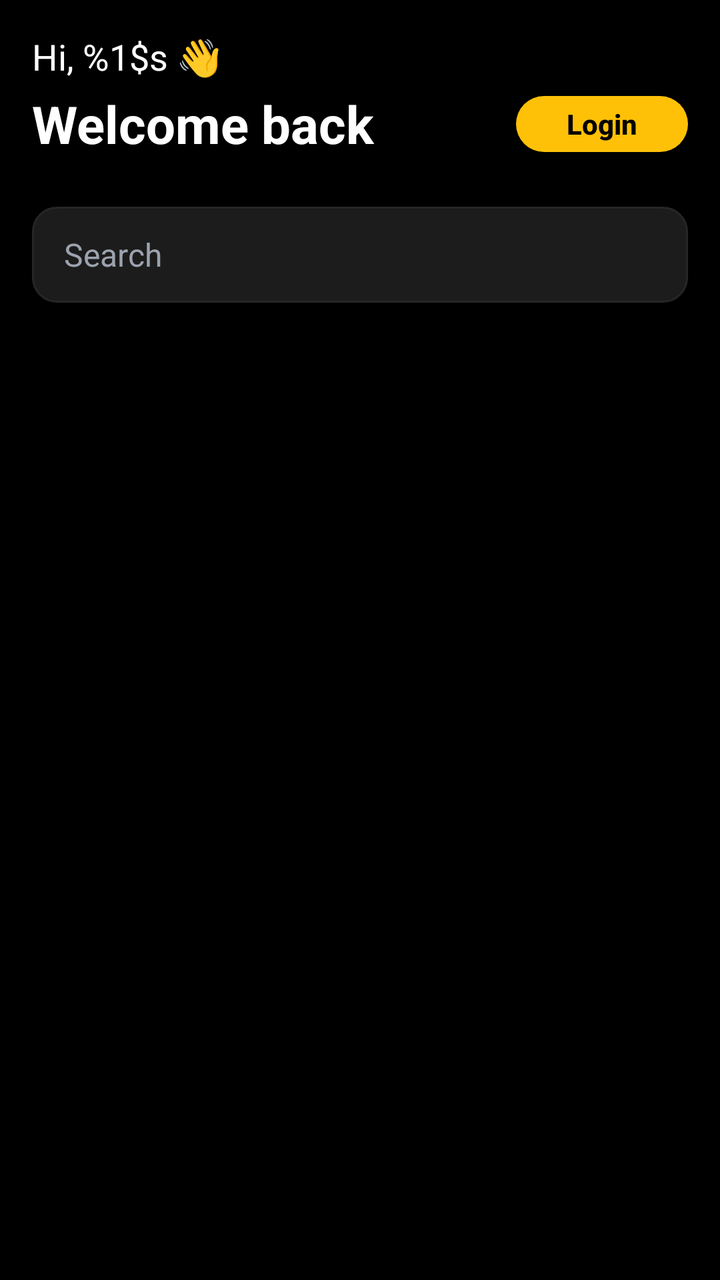
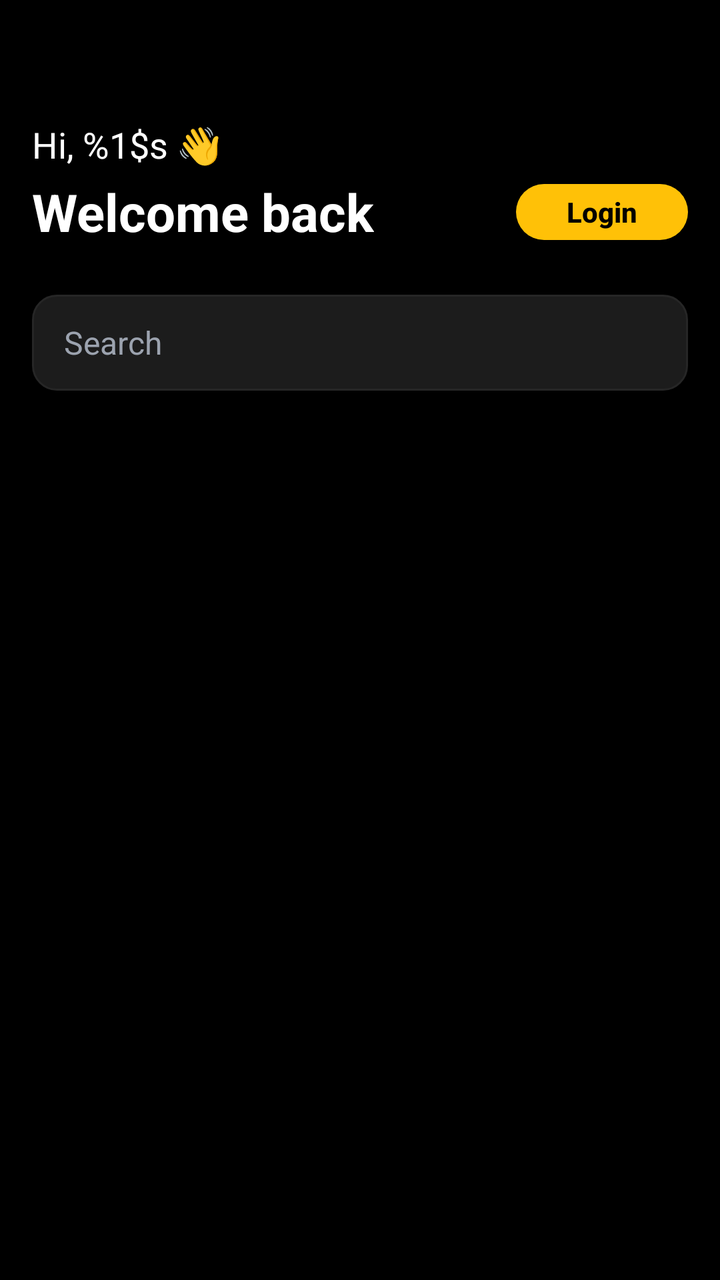

Two renders of the same Android screen: before a commit and after it. Below are the layout's source before the change and the commit's diff.
<!-- AndroidManifest.xml: application theme Theme.Moviebookingapp -->
<!-- res/layout/layout_home_header.xml -->
<?xml version="1.0" encoding="utf-8"?>
<LinearLayout
    xmlns:android="http://schemas.android.com/apk/res/android"
    xmlns:app="http://schemas.android.com/apk/res-auto"
    android:layout_width="match_parent"
    android:layout_height="wrap_content"
    android:orientation="vertical"
    android:padding="16dp"
    android:background="@color/background_black">

    <androidx.constraintlayout.widget.ConstraintLayout
        android:layout_width="match_parent"
        android:layout_height="wrap_content">

        <TextView
            android:id="@+id/tvHi"
            android:layout_width="wrap_content"
            android:layout_height="wrap_content"
            android:text="@string/hi_user"
            android:textColor="@color/white"
            android:textSize="18sp"
            app:layout_constraintTop_toTopOf="parent"
            app:layout_constraintStart_toStartOf="parent" />

        <TextView
            android:id="@+id/tvWelcome"
            android:layout_width="wrap_content"
            android:layout_height="wrap_content"
            android:layout_marginTop="4dp"
            android:text="@string/welcome_back"
            android:textColor="@color/white"
            android:textSize="26sp"
            android:textStyle="bold"
            app:layout_constraintTop_toBottomOf="@id/tvHi"
            app:layout_constraintStart_toStartOf="parent" />

        <androidx.appcompat.widget.AppCompatButton
            android:id="@+id/btnLogin"
            android:layout_width="86dp"
            android:layout_height="28dp"
            android:background="@drawable/bg_login_button"
            android:text="@string/login_btn"
            android:textAllCaps="false"
            android:textColor="@color/black"
            android:textSize="14sp"
            android:textStyle="bold"
            android:gravity="center"
            android:padding="0dp"
            android:minHeight="0dp"
            android:minWidth="0dp"
            app:layout_constraintTop_toTopOf="@id/tvWelcome"
            app:layout_constraintBottom_toBottomOf="@id/tvWelcome"
            app:layout_constraintEnd_toEndOf="parent" />

    </androidx.constraintlayout.widget.ConstraintLayout>

    <androidx.constraintlayout.widget.ConstraintLayout
        android:layout_width="match_parent"
        android:layout_height="48dp"
        android:layout_marginTop="24dp"
        android:background="@drawable/bg_search_bar"
        android:paddingHorizontal="16dp">

        <EditText
            android:id="@+id/edtSearch"
            android:layout_width="match_parent"
            android:layout_height="match_parent"
            android:background="@android:color/transparent"
            android:hint="@string/search_hint"
            android:textColorHint="@color/hint_gray"
            android:textColor="@color/white"
            android:textSize="16sp"
            android:inputType="text" />

    </androidx.constraintlayout.widget.ConstraintLayout>

</LinearLayout>
<!-- resources referenced by this layout -->
<resources>
  <color name="background_black">#FF000000</color>
  <color name="black">#FF000000</color>
  <color name="hint_gray">#9CA3AF</color>
  <color name="white">#FFFFFFFF</color>
  <!-- drawable bg_login_button (drawable) -->
  <?xml version="1.0" encoding="utf-8"?>
  <shape xmlns:android="http://schemas.android.com/apk/res/android">
      <solid android:color="@color/yellow" />
      <corners android:radius="14dp" />
  </shape>
  <!-- drawable bg_search_bar (drawable) -->
  <?xml version="1.0" encoding="utf-8"?>
  <shape xmlns:android="http://schemas.android.com/apk/res/android">
      <solid android:color="#1C1C1C" />
      <corners android:radius="12dp" />
      <stroke android:width="1dp" android:color="#262626" />
  </shape>
  <string name="hi_user">Hi, %1$s 👋</string>
  <string name="login_btn">Login</string>
  <string name="search_hint">Search</string>
  <string name="welcome_back">Welcome back</string>
  <style name="Theme.Moviebookingapp" parent="Base.Theme.Moviebookingapp" />
  <color name="yellow">#FFC107</color>
  <style name="Base.Theme.Moviebookingapp" parent="Theme.Material3.DayNight.NoActionBar">
          <item name="colorPrimary">@color/yellow</item>
          <item name="android:windowBackground">@color/background_black</item>
          <item name="android:statusBarColor">@color/background_black</item>
      </style>
</resources>

<!-- the commit's change to res/layout/layout_home_header.xml (unified diff, before → after) -->
@@ -5,7 +5,9 @@
     android:layout_width="match_parent"
     android:layout_height="wrap_content"
     android:orientation="vertical"
-    android:padding="16dp"
+    android:paddingHorizontal="16dp"
+    android:paddingBottom="16dp"
+    android:paddingTop="60dp"
     android:background="@color/background_black">
 
     <androidx.constraintlayout.widget.ConstraintLayout
